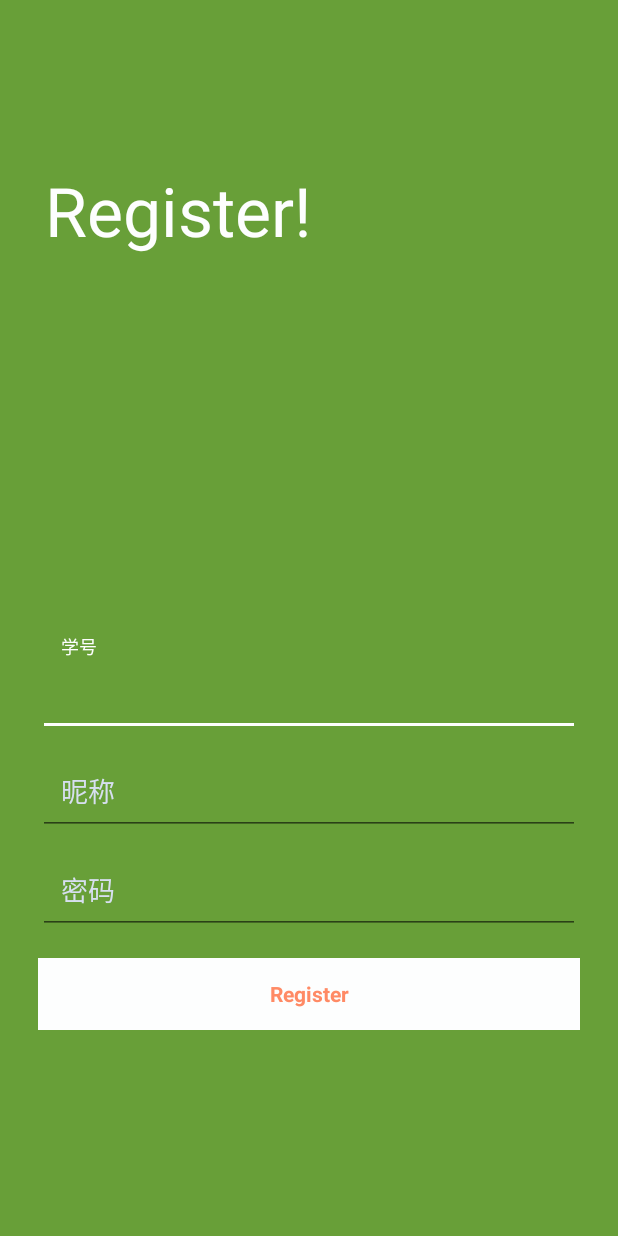
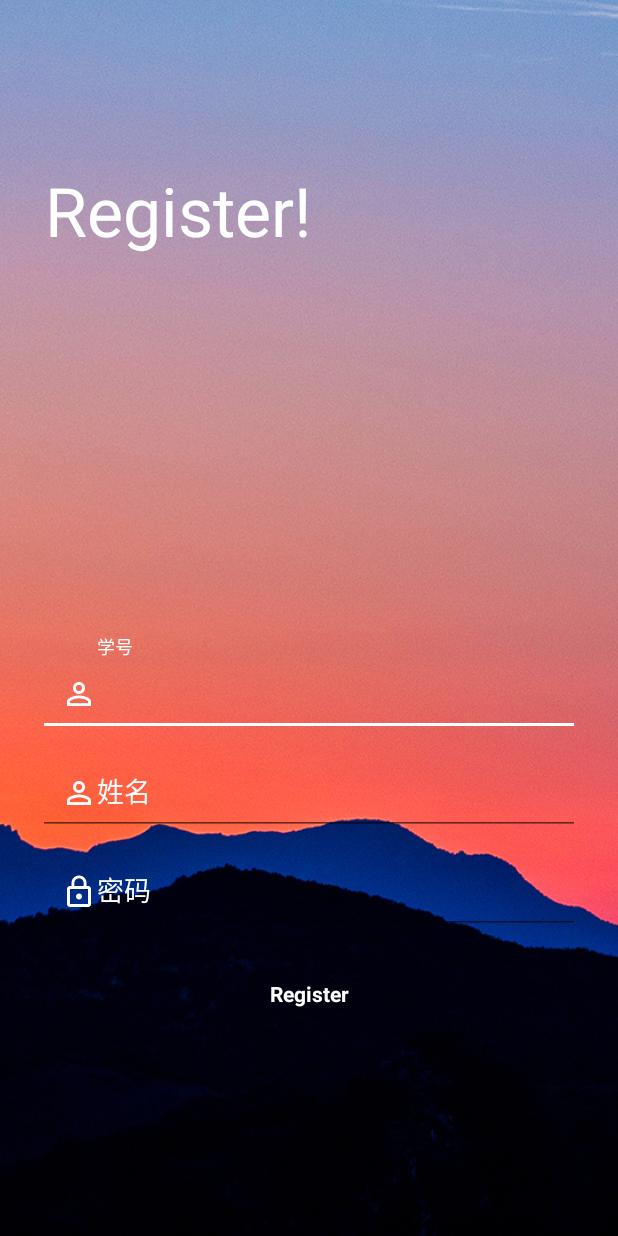
Before and after one commit to nihaooo/OnePoint, an Android app: the RegisterActivity screen opened directly, with no data from a screen before it, on a phone screen of 412 x 824 dp. Run offline under Robolectric (Android 15) with nearby library versions, the phone set to English and light mode, and no system bars; libraries missing offline, so code that uses them is left out: cn.bmob.v3; pictures from the network do not load.

Commit message:
UI Second

```diff
--- a/app/src/main/java/com/example/bmobtest/MainActivity.java
+++ b/app/src/main/java/com/example/bmobtest/MainActivity.java
@@ -42,25 +42,19 @@ public class MainActivity extends AppCompatActivity {
 
         setContentView(R.layout.activity_main);
 
-//        InputStream is = this.getResources().openRawResource(R.drawable.back_img);
-//        BitmapFactory.Options options = new BitmapFactory.Options();
-//        options.inJustDecodeBounds = false;
-//        options.inSampleSize = 10;
-//        Bitmap btp = BitmapFactory.decodeStream(is,null,options);
+
         mimageView = (ImageView) findViewById(R.id.back_image);
-//        imageView.setImageBitmap(btp);
         Glide.with(MainActivity.this)
-                .load(R.drawable.back_img)
+                .load(R.drawable.ground_img)
                 .into(mimageView);
 
 
-
-        Bean userInfo = BmobUser.getCurrentUser(MainActivity.this,Bean.class);
-        if (userInfo    != null){
-            Intent intent = new Intent(MainActivity.this,ContentActivity.class);
+        Bean userInfo = BmobUser.getCurrentUser(MainActivity.this, Bean.class);
+        if (userInfo != null) {
+            Intent intent = new Intent(MainActivity.this, ContentActivity.class);
             startActivity(intent);
             finish();
-        }else {
+        } else {
         }
 
 
@@ -68,7 +62,7 @@ public class MainActivity extends AppCompatActivity {
         bt_register.setOnClickListener(new View.OnClickListener() {
             @Override
             public void onClick(View v) {
-                Intent intent = new Intent(MainActivity.this,RegisterActivity.class);
+                Intent intent = new Intent(MainActivity.this, RegisterActivity.class);
                 startActivity(intent);
             }
         });
@@ -85,7 +79,7 @@ public class MainActivity extends AppCompatActivity {
                     @Override
                     public void onSuccess() {
                         Toast.makeText(MainActivity.this, "登录成功", Toast.LENGTH_SHORT).show();
-                        Intent intent = new Intent(MainActivity.this,ContentActivity.class);
+                        Intent intent = new Intent(MainActivity.this, ContentActivity.class);
                         startActivity(intent);
                         finish();
                     }
@@ -93,7 +87,7 @@ public class MainActivity extends AppCompatActivity {
                     @Override
                     public void onFailure(int i, String s) {
                         Toast.makeText(MainActivity.this, "登录失败,请检查网络及输入信息", Toast.LENGTH_SHORT).show();
-                        Log.d(TAG, "onFailure: ddddddddddddddddddddddddddddddddddddddd"+bean.getObjectId());
+                        Log.d(TAG, "onFailure: ddddddddddddddddddddddddddddddddddddddd" + bean.getObjectId());
                     }
                 });
             }
--- a/app/src/main/java/com/example/bmobtest/RegisterActivity.java
+++ b/app/src/main/java/com/example/bmobtest/RegisterActivity.java
@@ -8,7 +8,10 @@ import android.util.Log;
 import android.view.View;
 import android.widget.Button;
 import android.widget.EditText;
+import android.widget.ImageView;
 import android.widget.Toast;
+
+import com.bumptech.glide.Glide;
 
 import cn.bmob.v3.listener.SaveListener;
 
@@ -20,6 +23,7 @@ public class RegisterActivity extends Activity {
 
     private EditText et_name,et_password,et_nicheng;
     private static final String TAG = "RegisterActivity";
+    private ImageView mimageView2;
 
     @Override
     protected void onCreate(Bundle savedInstanceState) {
@@ -32,6 +36,11 @@ public class RegisterActivity extends Activity {
             getWindow().setStatusBarColor(Color.TRANSPARENT);
         }
         setContentView(R.layout.activity_register);
+
+        mimageView2 = (ImageView) findViewById(R.id.back_image2);
+        Glide.with(RegisterActivity.this)
+                .load(R.drawable.back_img8)
+                .into(mimageView2);
 
         Button bt_register = (Button) findViewById(R.id.btn_register);
         et_name = (EditText) findViewById(R.id.et_name);
--- a/app/src/main/res/layout/activity_main.xml
+++ b/app/src/main/res/layout/activity_main.xml
@@ -11,8 +11,8 @@
         android:id="@+id/back_image"
         android:layout_width="match_parent"
         android:layout_height="match_parent"
-        android:src="@drawable/nav_icon"
-        android:scaleType="centerCrop"/>
+        android:scaleType="centerCrop"
+        android:src="@drawable/nav_icon"/>
 
 
     <LinearLayout
@@ -69,6 +69,7 @@
                     android:id="@+id/et_name"
                     android:layout_width="match_parent"
                     android:layout_height="wrap_content"
+                    android:drawableLeft="@mipmap/ic_perm_identity_white_24dp"
                     android:hint="@string/prompt_id"
                     android:inputType="textEmailAddress"
                     android:maxLines="1"
@@ -85,6 +86,7 @@
                     android:id="@+id/et_password"
                     android:layout_width="match_parent"
                     android:layout_height="wrap_content"
+                    android:drawableLeft="@mipmap/ic_lock_outline_white_24dp"
                     android:hint="@string/prompt_password"
                     android:imeOptions="actionUnspecified"
                     android:inputType="textPassword"
@@ -107,6 +109,7 @@
                 android:textColor="#FDFEFE"
                 android:textStyle="bold"/>
 
+
             <Button
                 android:id="@+id/btn_register"
                 style="?android:textAppearanceSmall"
--- a/app/src/main/res/layout/activity_register.xml
+++ b/app/src/main/res/layout/activity_register.xml
@@ -1,19 +1,26 @@
 <?xml version="1.0" encoding="utf-8"?>
-<LinearLayout xmlns:android="http://schemas.android.com/apk/res/android"
+<FrameLayout xmlns:android="http://schemas.android.com/apk/res/android"
+             android:layout_width="match_parent"
+             android:layout_height="match_parent">
+
+    <ImageView
+        android:id="@+id/back_image2"
         android:layout_width="match_parent"
         android:layout_height="match_parent"
-              android:background="#689F38"
-              android:fitsSystemWindows="true"
-              android:orientation="vertical">
+        android:scaleType="centerCrop"
+        android:src="@drawable/nav_icon"/>
 
     <LinearLayout
+        android:layout_width="match_parent"
         android:fitsSystemWindows="true"
+        android:layout_height="match_parent"
+        android:orientation="vertical">
+        <LinearLayout
             android:id="@+id/login_form"
             android:layout_width="match_parent"
             android:layout_height="wrap_content"
-        android:layout_centerInParent="true"
             android:layout_weight="1"
-        android:background="#689F38"
+            android:fitsSystemWindows="true"
             android:orientation="vertical"
             android:paddingBottom="5dp"
             android:paddingLeft="30dp"
@@ -29,61 +36,61 @@
         </LinearLayout>
 
         <LinearLayout
-        android:fitsSystemWindows="true"
             android:id="@+id/email_login_form"
             android:layout_width="match_parent"
             android:layout_height="wrap_content"
             android:layout_weight="0.5"
+            android:fitsSystemWindows="true"
             android:orientation="vertical"
             android:padding="25dp">
 
             <android.support.design.widget.TextInputLayout
                 android:layout_width="match_parent"
                 android:layout_height="wrap_content"
-            android:textColorHint="#D7DFF0">
+                android:textColorHint="#FDFEFE">
 
                 <AutoCompleteTextView
                     android:id="@+id/et_name"
+                    android:drawableLeft="@mipmap/ic_perm_identity_white_24dp"
                     android:layout_width="match_parent"
                     android:layout_height="wrap_content"
                     android:hint="@string/hint_name"
                     android:inputType="textEmailAddress"
                     android:maxLines="1"
-                android:padding="15dp"
-                android:singleLine="true"/>
+                    android:padding="15dp"/>
             </android.support.design.widget.TextInputLayout>
 
             <android.support.design.widget.TextInputLayout
                 android:layout_width="match_parent"
                 android:layout_height="wrap_content"
-            android:textColorHint="#D7DFF0">
+                android:textColorHint="#FDFEFE">
 
                 <AutoCompleteTextView
                     android:id="@+id/et_nicheng"
+                    android:drawableLeft="@mipmap/ic_perm_identity_white_24dp"
                     android:layout_width="match_parent"
                     android:layout_height="wrap_content"
                     android:hint="@string/name"
                     android:inputType="textEmailAddress"
                     android:maxLines="1"
-                android:padding="15dp"
-                android:singleLine="true"/>
+                    android:padding="15dp"/>
             </android.support.design.widget.TextInputLayout>
 
             <android.support.design.widget.TextInputLayout
                 android:layout_width="match_parent"
                 android:layout_height="wrap_content"
-            android:textColorHint="#D7DFF0">
+                android:textColorHint="#FDFEFE">
 
                 <android.support.design.widget.TextInputEditText
                     android:id="@+id/et_password"
+                    android:drawableLeft="@mipmap/ic_lock_outline_white_24dp"
                     android:layout_width="match_parent"
                     android:layout_height="wrap_content"
                     android:hint="@string/hint_password"
                     android:imeOptions="actionUnspecified"
                     android:inputType="textPassword"
                     android:maxLines="1"
-                android:padding="15dp"
-                android:singleLine="true"/>
+                    android:padding="15dp"/>
             </android.support.design.widget.TextInputLayout>
 
             <Button
@@ -93,10 +100,12 @@
                 android:layout_height="wrap_content"
                 android:layout_centerHorizontal="true"
                 android:layout_marginTop="16dp"
-            android:background="#FDFEFE"
+                android:background="@android:color/transparent"
                 android:text="@string/resign_in_button"
                 android:textAllCaps="false"
-            android:textColor="#FF8A65"
+                android:textColor="#FDFEFE"
                 android:textStyle="bold"/>
         </LinearLayout>
     </LinearLayout>
+
+</FrameLayout>
--- a/app/src/main/res/values/strings.xml
+++ b/app/src/main/res/values/strings.xml
@@ -1,11 +1,11 @@
 <resources>
     <string name="app_name">一点通</string>
     <string name="hint_name">学号</string>
-    <string name="name">昵称</string>
+    <string name="name">姓名</string>
     <string name="hint_password">密码</string>
     <string name="resign_in_button">Register</string>
-    <string name="prompt_id">学号</string>
-    <string name="prompt_password">密码</string>
+    <string name="prompt_id">     学号</string>
+    <string name="prompt_password">     密码</string>
     <string name="sign_in_button">Sign In</string>
 
 </resources>
```
Also changed, not shown: app/src/main/res/drawable/back_img.jpg (deleted), app/src/main/res/drawable/back_img6.jpg (added), app/src/main/res/drawable/back_img8.jpg (added), app/src/main/res/drawable/ground_img.jpg (added), app/src/main/res/mipmap-hdpi/ic_lock_outline_white_24dp.png (added), app/src/main/res/mipmap-hdpi/ic_perm_identity_white_24dp.png (added), app/src/main/res/mipmap-mdpi/ic_lock_outline_white_24dp.png (added), app/src/main/res/mipmap-mdpi/ic_perm_identity_white_24dp.png (added), app/src/main/res/mipmap-xhdpi/ic_lock_outline_white_24dp.png (added), app/src/main/res/mipmap-xhdpi/ic_perm_identity_white_24dp.png (added), app/src/main/res/mipmap-xxhdpi/ic_lock_outline_white_24dp.png (added), app/src/main/res/mipmap-xxhdpi/ic_perm_identity_white_24dp.png (added), app/src/main/res/mipmap-xxxhdpi/ic_lock_outline_white_24dp.png (added), app/src/main/res/mipmap-xxxhdpi/ic_perm_identity_white_24dp.png (added). Lines whose indentation alone changed are shown as unchanged.
